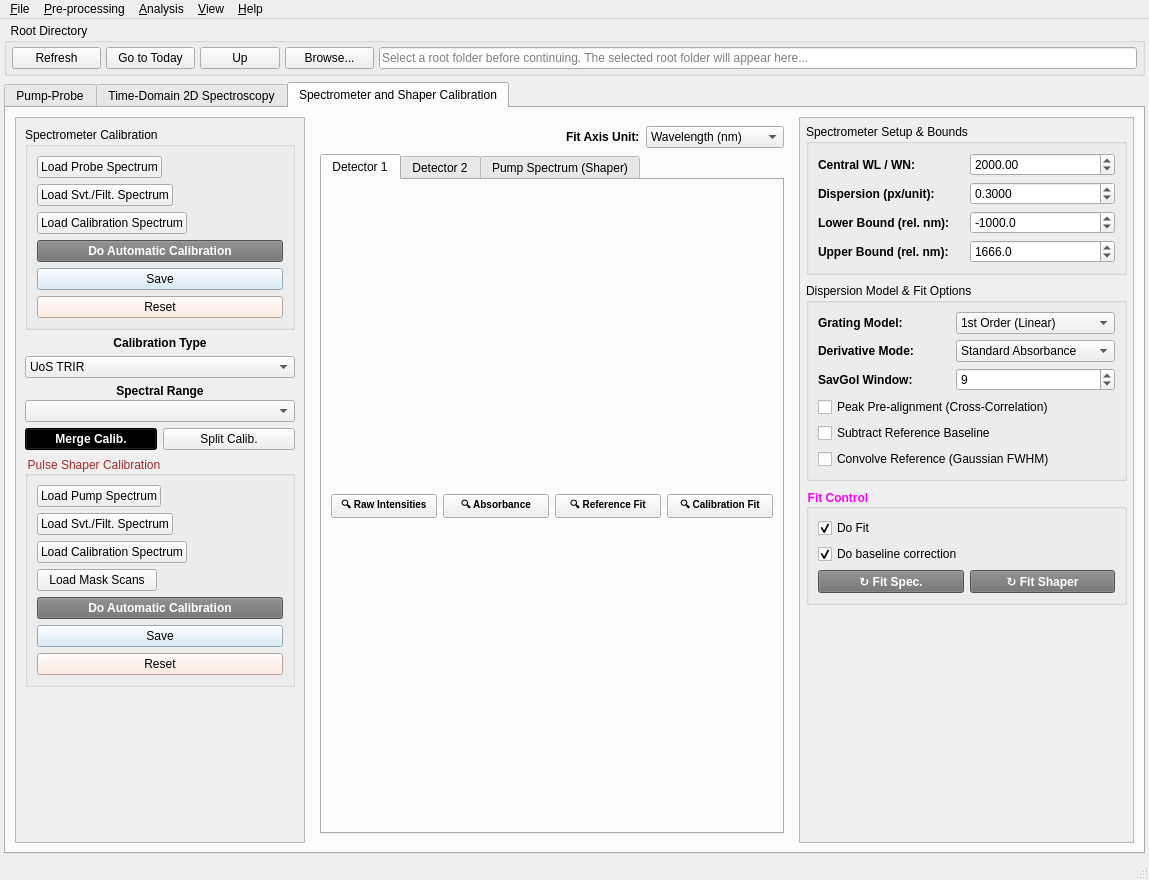
This is src/pymorgan/gui/main_window.ui in RJFernandezTeran/PyMORGAN as Qt 5 draws it before an edit. The edited form follows.
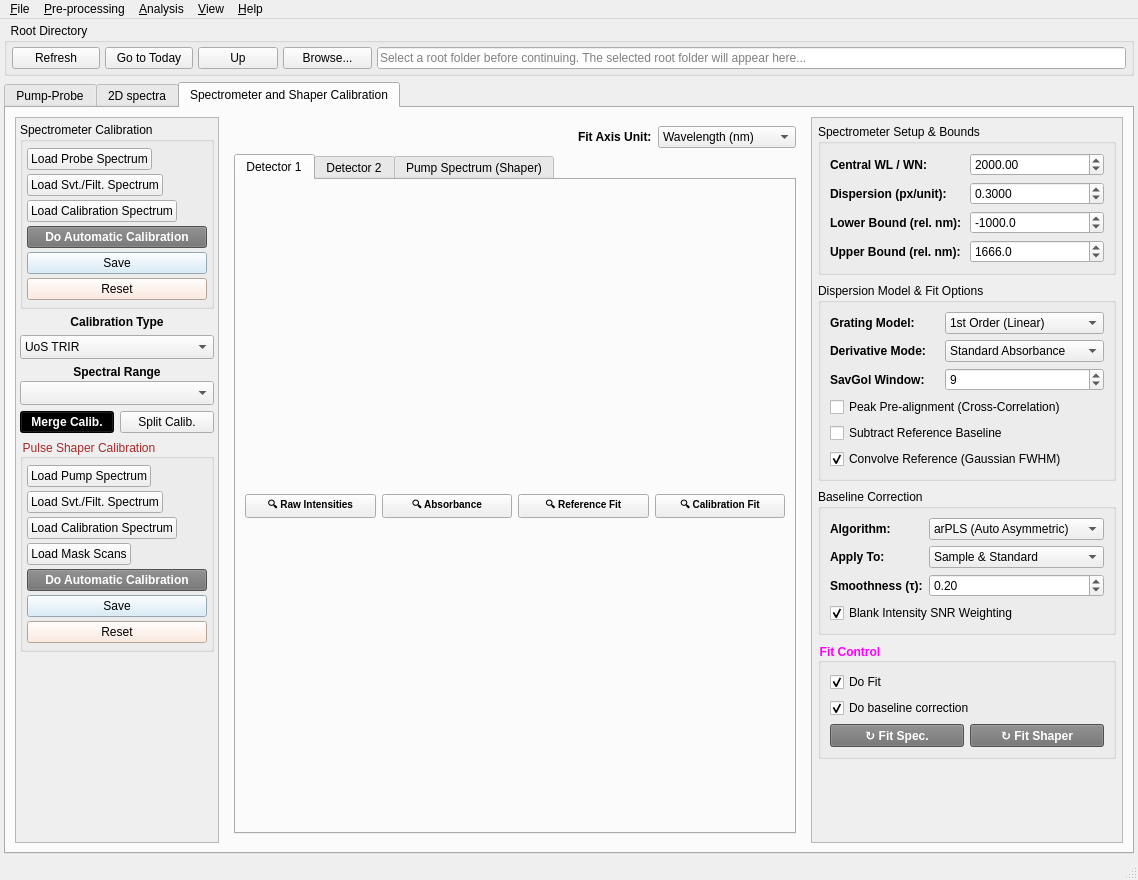
This is the edited form. The open tabs and pages were chosen to show the change. Custom widgets are drawn as their Qt base class.

```diff
--- a/src/pymorgan/gui/main_window.ui
+++ b/src/pymorgan/gui/main_window.ui
@@ -251,7 +251,7 @@
        <attribute name="title">
         <string>Pump-Probe</string>
        </attribute>
-       <layout class="QHBoxLayout" name="ppTabLayout">
+       <layout class="QHBoxLayout" name="ppTabLayout" stretch="0,1">
         <property name="spacing">
          <number>6</number>
         </property>
@@ -283,6 +283,12 @@
           </property>
           <item>
            <widget class="QGroupBox" name="PP_datagrp">
+            <property name="maximumSize">
+             <size>
+              <width>365</width>
+              <height>16777215</height>
+             </size>
+            </property>
             <property name="styleSheet">
              <string notr="true">font: bold</string>
             </property>
@@ -404,6 +410,12 @@
           </item>
           <item>
            <widget class="QGroupBox" name="oneD_PreProcessing_box">
+            <property name="maximumSize">
+             <size>
+              <width>365</width>
+              <height>16777215</height>
+             </size>
+            </property>
             <property name="title">
              <string>Pre-processing</string>
             </property>
@@ -1102,6 +1114,18 @@
           </item>
           <item>
            <widget class="QTextEdit" name="PP_SampleInfo_text">
+            <property name="sizePolicy">
+             <sizepolicy hsizetype="Preferred" vsizetype="Expanding">
+              <horstretch>0</horstretch>
+              <verstretch>0</verstretch>
+             </sizepolicy>
+            </property>
+            <property name="maximumSize">
+             <size>
+              <width>365</width>
+              <height>16777215</height>
+             </size>
+            </property>
             <property name="styleSheet">
              <string notr="true" />
             </property>
@@ -1944,9 +1968,9 @@
       </widget>
       <widget class="QWidget" name="twoD_tab">
        <attribute name="title">
-        <string>Time-Domain 2D Spectroscopy</string>
+        <string>2D spectra</string>
        </attribute>
-       <layout class="QHBoxLayout" name="twoDTabLayout">
+       <layout class="QHBoxLayout" name="twoDTabLayout" stretch="0,1">
         <property name="spacing">
          <number>6</number>
         </property>
@@ -3214,26 +3238,65 @@
         <attribute name="title">
          <string>Spectrometer and Shaper Calibration</string>
         </attribute>
-        <layout class="QHBoxLayout" name="cal_main_layout">
+        <layout class="QHBoxLayout" name="cal_main_layout" stretch="0,1,0">
          <item>
           <widget class="QScrollArea" name="cal_scroll_area">
+           <property name="minimumSize">
+            <size>
+             <width>204</width>
+             <height>0</height>
+            </size>
+           </property>
            <property name="maximumSize">
             <size>
-             <width>290</width>
+             <width>204</width>
              <height>16777215</height>
             </size>
            </property>
+           <property name="horizontalScrollBarPolicy">
+            <enum>Qt::ScrollBarPolicy::ScrollBarAlwaysOff</enum>
+           </property>
            <property name="widgetResizable">
             <bool>true</bool>
            </property>
            <widget class="QWidget" name="cal_scroll_widget">
             <layout class="QVBoxLayout" name="cal_controls_layout">
+             <property name="spacing">
+              <number>6</number>
+             </property>
+             <property name="leftMargin">
+              <number>4</number>
+             </property>
+             <property name="topMargin">
+              <number>4</number>
+             </property>
+             <property name="rightMargin">
+              <number>4</number>
+             </property>
+             <property name="bottomMargin">
+              <number>4</number>
+             </property>
              <item>
               <widget class="QGroupBox" name="cal_spec_group">
                <property name="title">
                 <string>Spectrometer Calibration</string>
                </property>
                <layout class="QVBoxLayout" name="cal_spec_layout">
+                <property name="spacing">
+                 <number>4</number>
+                </property>
+                <property name="leftMargin">
+                 <number>4</number>
+                </property>
+                <property name="topMargin">
+                 <number>6</number>
+                </property>
+                <property name="rightMargin">
+                 <number>4</number>
+                </property>
+                <property name="bottomMargin">
+                 <number>6</number>
+                </property>
                 <item>
                  <layout class="QHBoxLayout" name="cal_spec_load_probe_layout">
                   <item>
@@ -3326,6 +3389,12 @@
                </item>
                <item>
                 <widget class="QComboBox" name="cal_type_combo">
+                 <property name="sizeAdjustPolicy">
+                  <enum>QComboBox::SizeAdjustPolicy::AdjustToMinimumContentsLengthWithIcon</enum>
+                 </property>
+                 <property name="minimumContentsLength">
+                  <number>10</number>
+                 </property>
                  <item><property name="text"><string>UoS TRIR</string></property></item>
                  <item><property name="text"><string>UniGE fsTA</string></property></item>
                  <item><property name="text"><string>UniGE nsTA</string></property></item>
@@ -3362,7 +3431,14 @@
                    </widget>
                   </item>
                   <item>
-                   <widget class="QComboBox" name="cal_range_combo"/>
+                   <widget class="QComboBox" name="cal_range_combo">
+                    <property name="sizeAdjustPolicy">
+                     <enum>QComboBox::SizeAdjustPolicy::AdjustToMinimumContentsLengthWithIcon</enum>
+                    </property>
+                    <property name="minimumContentsLength">
+                     <number>10</number>
+                    </property>
+                   </widget>
                   </item>
                  </layout>
                 </widget>
@@ -3399,6 +3475,21 @@
                 <string notr="true">QGroupBox::title { color: brown; font-weight: bold; }</string>
                </property>
                <layout class="QVBoxLayout" name="cal_shaper_layout">
+                <property name="spacing">
+                 <number>4</number>
+                </property>
+                <property name="leftMargin">
+                 <number>4</number>
+                </property>
+                <property name="topMargin">
+                 <number>6</number>
+                </property>
+                <property name="rightMargin">
+                 <number>4</number>
+                </property>
+                <property name="bottomMargin">
+                 <number>6</number>
+                </property>
                 <item>
                  <layout class="QHBoxLayout" name="cal_shaper_load_pump_layout">
                   <item>
@@ -3507,6 +3598,12 @@
          </item>
          <item>
           <widget class="QWidget" name="cal_right_panel" native="true">
+           <property name="sizePolicy">
+            <sizepolicy hsizetype="Expanding" vsizetype="Expanding">
+             <horstretch>1</horstretch>
+             <verstretch>0</verstretch>
+            </sizepolicy>
+           </property>
            <layout class="QVBoxLayout" name="cal_right_layout">
             <item>
              <layout class="QHBoxLayout" name="cal_toolbar_layout">
@@ -3775,6 +3872,7 @@
                   <item><property name="text"><string>Standard Absorbance</string></property></item>
                   <item><property name="text"><string>1st Derivative (dY/dx)</string></property></item>
                   <item><property name="text"><string>2nd Derivative (d²Y/dx²)</string></property></item>
+                  <item><property name="text"><string>Global (0th + 1st + 2nd)</string></property></item>
                  </widget>
                 </item>
                 <item row="2" column="0">
@@ -3805,6 +3903,66 @@
                 <item row="5" column="0" colspan="2">
                  <widget class="QCheckBox" name="cal_set_convolve_ref">
                   <property name="text"><string>Convolve Reference (Gaussian FWHM)</string></property>
+                  <property name="checked"><bool>true</bool></property>
+                 </widget>
+                </item>
+               </layout>
+              </widget>
+             </item>
+             <item>
+              <widget class="QGroupBox" name="cal_set_baseline_group">
+               <property name="title">
+                <string>Baseline Correction</string>
+               </property>
+               <layout class="QGridLayout" name="cal_set_baseline_layout">
+                <item row="0" column="0">
+                 <widget class="QLabel" name="cal_set_lbl_bl_method">
+                  <property name="text"><string>Algorithm:</string></property>
+                  <property name="styleSheet"><string notr="true">font-weight: bold;</string></property>
+                 </widget>
+                </item>
+                <item row="0" column="1">
+                 <widget class="QComboBox" name="cal_set_bl_method">
+                  <item><property name="text"><string>arPLS (Auto Asymmetric)</string></property></item>
+                  <item><property name="text"><string>AsLS (Whittaker Smooth)</string></property></item>
+                  <item><property name="text"><string>SNIP (Peak Clipping)</string></property></item>
+                  <item><property name="text"><string>IModPoly (Iter. Polynomial)</string></property></item>
+                  <item><property name="text"><string>Legacy Polynomial (In-Fit)</string></property></item>
+                 </widget>
+                </item>
+                <item row="1" column="0">
+                 <widget class="QLabel" name="cal_set_lbl_bl_target">
+                  <property name="text"><string>Apply To:</string></property>
+                  <property name="styleSheet"><string notr="true">font-weight: bold;</string></property>
+                 </widget>
+                </item>
+                <item row="1" column="1">
+                 <widget class="QComboBox" name="cal_set_bl_target">
+                  <item><property name="text"><string>Sample &amp; Standard</string></property></item>
+                  <item><property name="text"><string>Sample Only</string></property></item>
+                  <item><property name="text"><string>Standard Only</string></property></item>
+                  <item><property name="text"><string>None (Off)</string></property></item>
+                 </widget>
+                </item>
+                <item row="2" column="0">
+                 <widget class="QLabel" name="cal_set_lbl_bl_smooth">
+                  <property name="text"><string>Smoothness (τ):</string></property>
+                  <property name="styleSheet"><string notr="true">font-weight: bold;</string></property>
+                 </widget>
+                </item>
+                <item row="2" column="1">
+                 <widget class="QDoubleSpinBox" name="cal_set_bl_smooth">
+                  <property name="decimals"><number>2</number></property>
+                  <property name="minimum"><double>0.02</double></property>
+                  <property name="maximum"><double>1.00</double></property>
+                  <property name="singleStep"><double>0.02</double></property>
+                  <property name="value"><double>0.20</double></property>
+                 </widget>
+                </item>
+                <item row="3" column="0" colspan="2">
+                 <widget class="QCheckBox" name="cal_set_snr_weights">
+                  <property name="text"><string>Blank Intensity SNR Weighting</string></property>
+                  <property name="checked"><bool>true</bool></property>
                  </widget>
                 </item>
                </layout>
```
